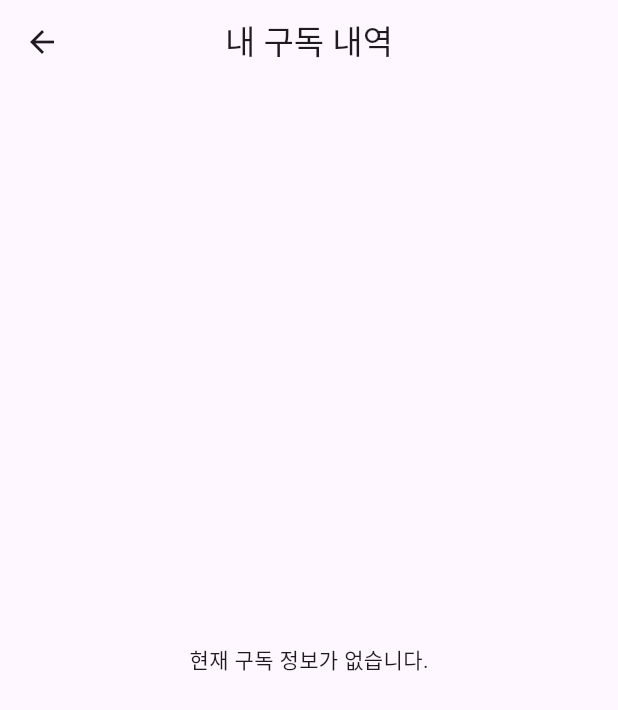
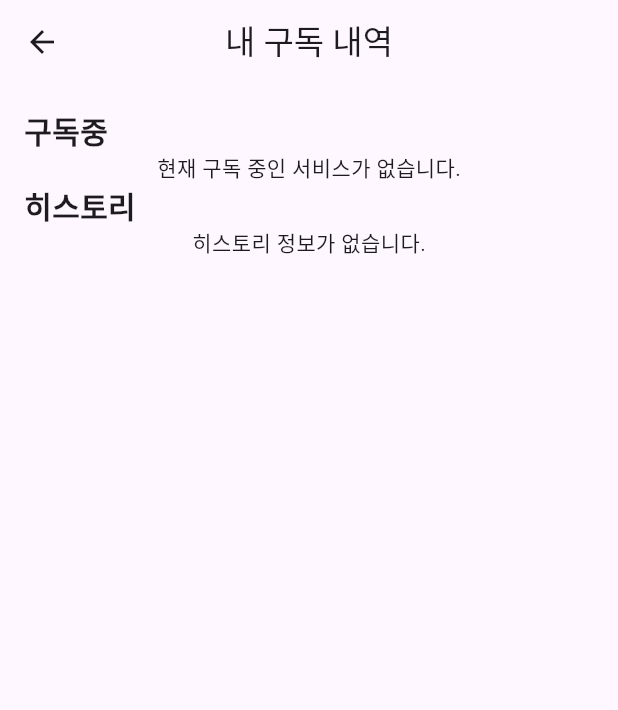
Before and after one commit to aicc-coachly-2-0/flutter, a Flutter app: the SubscriptionList screen opened directly with empty values, on a phone screen of 412 x 824 dp. Shown: the top 710 px of the screen. Run offline on Flutter 3.47's test engine with Material 3 defaults, Android fonts, the phone set to English and light mode, and no system bars; our stand-ins replace flutter_dotenv, flutter_riverpod, get, image_picker, table_calendar; missing offline and left inert: bootpay; network calls fail.

Commit message:
구독취소 -> 만료일

```diff
--- a/lib/home/payment/subscriptionList.dart
+++ b/lib/home/payment/subscriptionList.dart
@@ -1,6 +1,7 @@
 import 'dart:convert';
 import 'package:flutter/material.dart';
 import 'package:http/http.dart' as http;
+import 'package:intl/intl.dart'; // intl 패키지 추가
 
 class SubscriptionList extends StatefulWidget {
   final int userNumber;
@@ -13,7 +14,8 @@ class SubscriptionList extends StatefulWidget {
 }
 
 class _SubscriptionListState extends State<SubscriptionList> {
-  List<dynamic> subscriptionList = [];
+  List<dynamic> activeSubscriptions = [];
+  List<dynamic> historySubscriptions = [];
 
   @override
   void initState() {
@@ -30,7 +32,13 @@ class _SubscriptionListState extends State<SubscriptionList> {
       if (response.statusCode == 200) {
         final List<dynamic> data = json.decode(response.body);
         setState(() {
-          subscriptionList = data.isEmpty ? [] : data;
+          // 구독 상태에 따라 active와 history로 분리
+          activeSubscriptions = data
+              .where((subscription) => subscription['state'] == 'active')
+              .toList();
+          historySubscriptions = data
+              .where((subscription) => subscription['state'] == 'inactive')
+              .toList();
         });
       } else {
         throw Exception('구독 정보 조회 실패');
@@ -38,6 +46,13 @@ class _SubscriptionListState extends State<SubscriptionList> {
     } catch (error) {
       print('구독 정보 조회 중 오류 발생: $error');
     }
+  }
+
+  // 날짜 포맷 변환 함수
+  String formatDate(String dateStr) {
+    final DateTime date = DateTime.parse(dateStr);
+    final DateFormat formatter = DateFormat('yyyy-MM-dd'); // yyyy-MM-dd 형식
+    return formatter.format(date);
   }
 
   @override
@@ -49,21 +64,111 @@ class _SubscriptionListState extends State<SubscriptionList> {
       ),
       body: Padding(
         padding: const EdgeInsets.all(16.0),
-        child: subscriptionList.isEmpty
-            ? const Center(child: Text('현재 구독 정보가 없습니다.'))
-            : ListView.builder(
-                itemCount: subscriptionList.length,
+        child: SingleChildScrollView(
+          child: Column(
+            children: [
+              // '구독 중' 제목 왼쪽 정렬
+              Row(
+                mainAxisAlignment: MainAxisAlignment.start,
+                children: const [
+                  Text(
+                    "구독중",
+                    style: TextStyle(fontSize: 20, fontWeight: FontWeight.bold),
+                  ),
+                ],
+              ),
+              activeSubscriptions.isEmpty
+                  ? const Center(child: Text('현재 구독 중인 서비스가 없습니다.'))
+                  : Column(
+                      crossAxisAlignment: CrossAxisAlignment.start,
+                      children: [
+                        ListView.builder(
+                          shrinkWrap: true,
+                          itemCount: activeSubscriptions.length,
                           itemBuilder: (context, index) {
-                  final subscription = subscriptionList[index];
+                            final subscription = activeSubscriptions[index];
+                            final formattedStartDate =
+                                formatDate(subscription['created_at']);
+                            final formattedExpirationDate = formatDate(
+                                subscription['expiration_date']); // 날짜 포맷
                             return Card(
                               margin: const EdgeInsets.symmetric(vertical: 8.0),
                               child: ListTile(
-                      title: Text('구독 서비스: ${subscription['service_name']}'),
-                      subtitle: Text('구독 시작일: ${subscription['start_date']}'),
-                      trailing: Text('상태: ${subscription['status']}'),
+                                title: const Text('AI Service'),
+                                subtitle: Text(
+                                    '구독 시작일: $formattedStartDate\n만료일: $formattedExpirationDate'), // 포맷된 시작일 및 만료일
+                                trailing: Column(
+                                  crossAxisAlignment: CrossAxisAlignment.end,
+                                  children: [
+                                    // 구독 취소 버튼
+                                    if (subscription['state'] == 'active')
+                                      TextButton(
+                                        onPressed: () {
+                                          setState(() {
+                                            subscription['state'] =
+                                                'inactive'; // 상태 변경
+                                          });
+                                          // 구독 취소 후, 상태를 inactive로 업데이트하고 만료일을 표시
+                                          print('구독 취소됨');
+                                        },
+                                        child: const Text('구독 취소'),
+                                        style: TextButton.styleFrom(
+                                          foregroundColor: Colors.red,
+                                        ),
+                                      ),
+                                    // 구독 취소 후 만료일 표시
+                                    if (subscription['state'] == 'inactive')
+                                      Text(
+                                        '만료일: $formattedExpirationDate',
+                                        style: TextStyle(
+                                            color: Colors.grey, fontSize: 14),
+                                      ),
+                                  ],
+                                ),
                               ),
                             );
                           },
+                        ),
+                      ],
+                    ),
+              // const Divider(),
+              // '히스토리' 제목 왼쪽 정렬
+              Row(
+                mainAxisAlignment: MainAxisAlignment.start,
+                children: const [
+                  Text(
+                    "히스토리",
+                    style: TextStyle(fontSize: 20, fontWeight: FontWeight.bold),
+                  ),
+                ],
+              ),
+              historySubscriptions.isEmpty
+                  ? const Center(child: Text('히스토리 정보가 없습니다.'))
+                  : Column(
+                      crossAxisAlignment: CrossAxisAlignment.start,
+                      children: [
+                        ListView.builder(
+                          shrinkWrap: true,
+                          itemCount: historySubscriptions.length,
+                          itemBuilder: (context, index) {
+                            final subscription = historySubscriptions[index];
+                            final formattedStartDate =
+                                formatDate(subscription['created_at']);
+                            return Card(
+                              margin: const EdgeInsets.symmetric(vertical: 8.0),
+                              child: ListTile(
+                                title: Text('AI Service'),
+                                subtitle: Text(
+                                    '구독 시작일: $formattedStartDate'), // 포맷된 시작일
+                                trailing: Text('상태: ${subscription['state']}'),
+                              ),
+                            );
+                          },
+                        ),
+                      ],
+                    ),
+            ],
+          ),
         ),
       ),
     );
```
Lines whose indentation alone changed are shown as unchanged.
